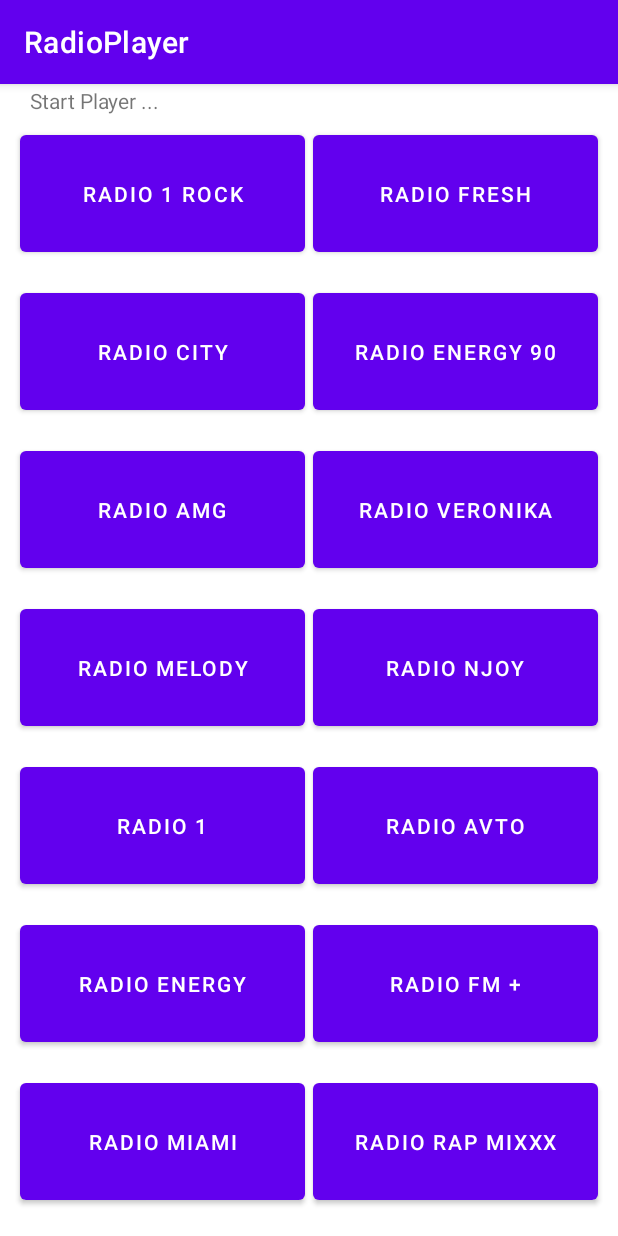
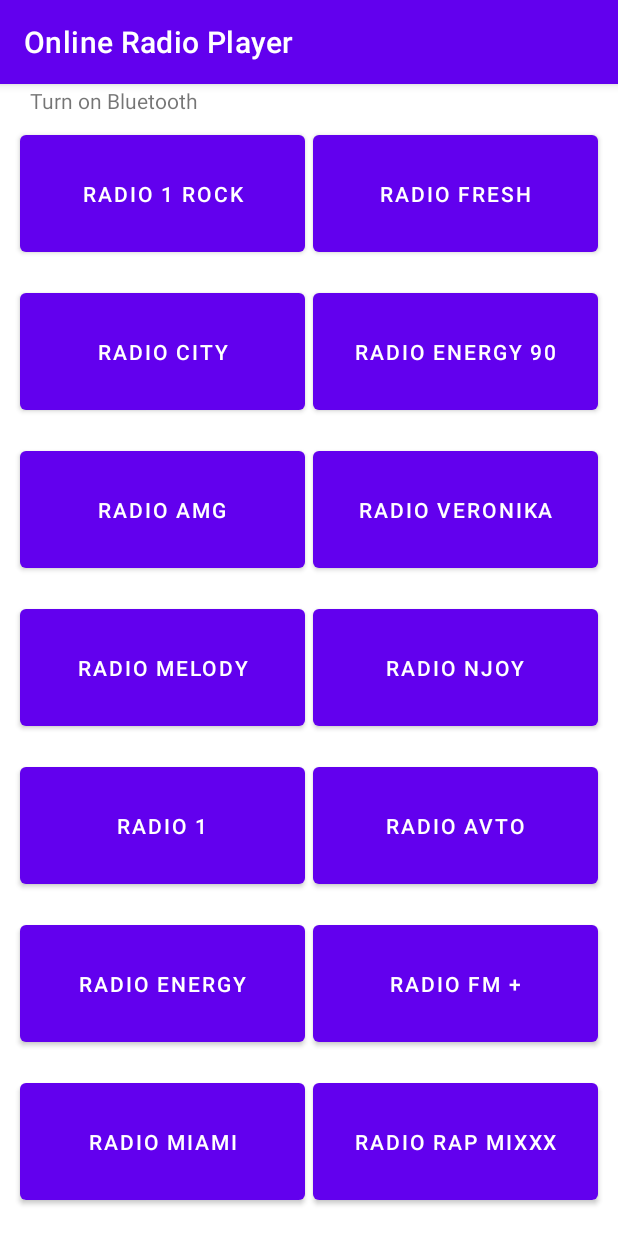
Before and after one commit to BojidarIvanov33/RadioPlayer, an Android app: the screen it shows after launch (MainActivity), on a phone screen of 412 x 824 dp. Run offline under Robolectric (Android 15) with nearby library versions, the phone set to English and light mode, and no system bars.

Commit message:
Display orientation and check bluetooth

```diff
--- a/app/src/main/AndroidManifest.xml
+++ b/app/src/main/AndroidManifest.xml
@@ -3,6 +3,9 @@
           xmlns:tools="http://schemas.android.com/tools">
     <uses-permission android:name="android.permission.INTERNET" />
     <uses-permission android:name="android.permission.ACCESS_NETWORK_STATE" />
+    <uses-permission android:name="android.permission.BLUETOOTH"/>
+    <uses-permission android:name="android.permission.BLUETOOTH_ADMIN"/>
+    <uses-permission android:name="android.permission.BLUETOOTH_CONNECT"/>
     <application
             android:usesCleartextTraffic="true"
             android:allowBackup="true"
@@ -16,7 +19,8 @@
             tools:targetApi="31">
         <activity
                 android:name=".MainActivity"
-                android:exported="true">
+                android:exported="true"
+        android:screenOrientation="portrait">
             <intent-filter>
                 <action android:name="android.intent.action.MAIN"/>
 
--- a/app/src/main/java/com/example/radioplayer/MainActivity.kt
+++ b/app/src/main/java/com/example/radioplayer/MainActivity.kt
@@ -1,6 +1,8 @@
 package com.example.radioplayer
 
 import android.annotation.SuppressLint
+import android.bluetooth.BluetoothAdapter
+import android.bluetooth.BluetoothDevice
 import android.media.MediaPlayer
 import android.net.Uri
 import android.os.Bundle
@@ -43,11 +45,20 @@ var label:TextView?=null
 
 
 class MainActivity : AppCompatActivity() {
+     var bluetoothAdapter:BluetoothAdapter?=null
+    lateinit var pairedDevice: Set<BluetoothDevice>
+    val request_enable_bluetooth=1
+
     @SuppressLint("MissingInflatedId")
     override fun onCreate(savedInstanceState: Bundle?) {
         super.onCreate(savedInstanceState)
         setContentView(R.layout.activity_main)
         label=findViewById(R.id.onPlay)
+
+bluetoothAdapter= BluetoothAdapter.getDefaultAdapter()
+        if(!bluetoothAdapter!!.isEnabled){
+            label?.text="Turn on Bluetooth"
+        }
         fun radioOn (url:String){
             mediaPlayer?.release()
             mediaPlayer=null
--- a/app/src/main/res/layout/activity_main.xml
+++ b/app/src/main/res/layout/activity_main.xml
@@ -57,9 +57,10 @@
             android:layout_height="90dp" android:id="@+id/btn_rapmixxx_play"
             android:layout_marginEnd="8dp"
             app:layout_constraintEnd_toEndOf="parent"
-            app:layout_constraintStart_toEndOf="@+id/btn_energyN_play" app:layout_constraintBottom_toBottomOf="parent"
+            app:layout_constraintBottom_toBottomOf="parent"
             android:layout_marginBottom="5dp"
-            app:layout_constraintTop_toBottomOf="@+id/btn_FMplus_play" android:layout_marginTop="1dp"/>
+            app:layout_constraintTop_toBottomOf="@+id/btn_FMplus_play" android:layout_marginTop="1dp"
+            app:layout_constraintStart_toEndOf="@+id/btn_miami_play"/>
     <Button
             android:text="Radio Energy"
             android:layout_width="190dp"
@@ -75,9 +76,10 @@
             android:layout_height="90dp" android:id="@+id/btn_miami_play"
             app:layout_constraintStart_toStartOf="parent"
             android:layout_marginStart="8dp"
-            app:layout_constraintEnd_toStartOf="@+id/btn_FMplus_play" app:layout_constraintBottom_toBottomOf="parent"
+            app:layout_constraintBottom_toBottomOf="parent"
             android:layout_marginBottom="5dp"
-            app:layout_constraintTop_toBottomOf="@+id/btn_energyN_play" android:layout_marginTop="1dp"/>
+            app:layout_constraintTop_toBottomOf="@+id/btn_energyN_play" android:layout_marginTop="1dp"
+            app:layout_constraintEnd_toStartOf="@+id/btn_rapmixxx_play"/>
     <Button
             android:text="Radio Avto"
             android:layout_width="190dp"
--- a/app/src/main/res/values/strings.xml
+++ b/app/src/main/res/values/strings.xml
@@ -1,3 +1,4 @@
 <resources>
-    <string name="app_name">RadioPlayer</string>
+    <string name="app_name" >Online Radio Player</string>
+
 </resources>
```
